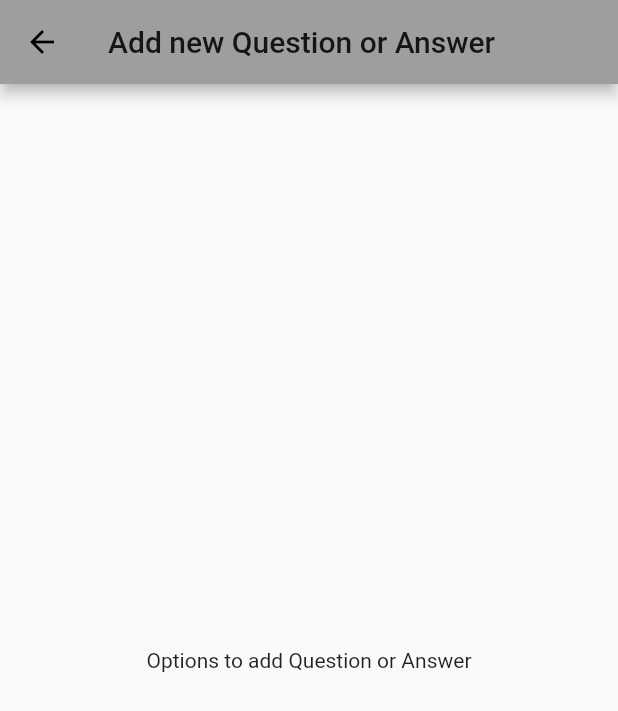
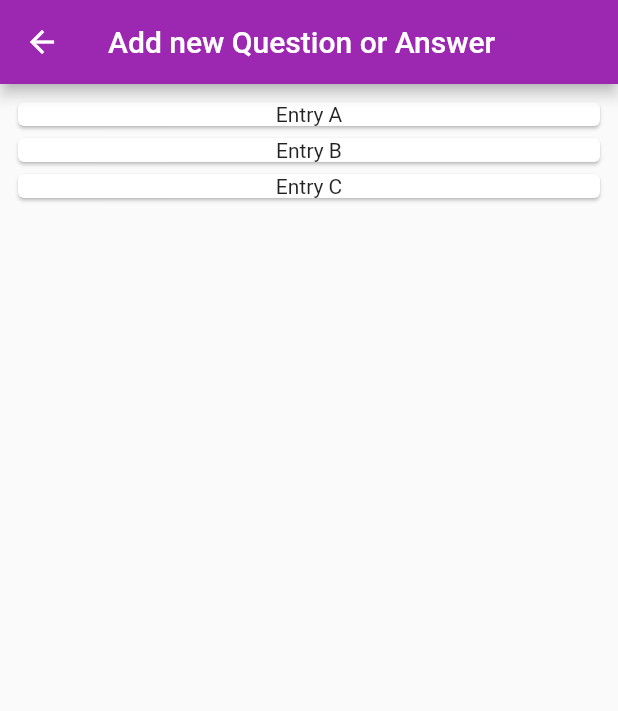
Before and after one commit to emilydeutsch/Qanda, a Flutter app: the screen it shows after launch, after a tap on the "add" icon, on a phone screen of 412 x 824 dp. Shown: the top 711 px of the screen. Run offline on Flutter 3.47's test engine with Material 2 defaults, Android fonts, the phone set to English and light mode, and no system bars.

Commit message:
Added Answer widgets

```diff
--- a/lib/main.dart
+++ b/lib/main.dart
@@ -7,8 +7,7 @@ class MyApp extends StatelessWidget {
   Widget build(BuildContext context) {
     return MaterialApp(
         title: "My app name",
-        theme: ThemeData(primaryColor: Colors.grey,
-        ),
+        theme: ThemeData(primaryColor: Colors.purple,),
         home: createQAPage()
     );
   }
@@ -22,6 +21,7 @@ class createQAPage extends StatefulWidget {
 
 // ignore: camel_case_types
 class _createQAPageState extends State<createQAPage> {
+  final List<String> _answers = <String>['answer1','answer2','answer3','answer4','answer5'];
   @override
   Widget build(BuildContext context) {
     return Scaffold(
@@ -39,7 +39,7 @@ class _createQAPageState extends State<createQAPage> {
     return Container(
         width: double.infinity,
         child: Column(
-          children:<Widget>[
+          children: <Widget>[
             SizedBox(
               width: double.infinity,
               child: Card(
@@ -50,24 +50,43 @@ class _createQAPageState extends State<createQAPage> {
                     child:Text("What is your favourite colour and why?", style: TextStyle(fontSize: 26.0)), //TODO: parse question
                   )
               )
+            ),
+            Expanded(
+            child: ListView.builder(
+                padding: const EdgeInsets.all(8),
+                itemCount: _answers.length,
+                itemBuilder: (BuildContext context, int index) {
+                  return Card(
+                    child: Center(child: Text(_answers[index], style: TextStyle(fontSize: 14.0))),
+                  );
+                }
+            ),
             )
           ],
-
         ),
-
     );
   }
+
   void _createNewQA(){
     Navigator.of(context).push(
       MaterialPageRoute<void>(
         builder: (BuildContext context) {
-
+          final List<String> entries = <String>['A', 'B', 'C'];
           return Scaffold(
             appBar: AppBar(
               title: Text('Add new Question or Answer'),
             ),
             body: Center(
-              child: Text("Options to add Question or Answer"),
+              //child: Text("Options to add Question or Answer"),
+              child: ListView.builder(
+                  padding: const EdgeInsets.all(8),
+                  itemCount: entries.length,
+                  itemBuilder: (BuildContext context, int index) {
+                    return Card(
+                      child: Center(child: Text('Entry ${entries[index]}')),
+                    );
+                  }
+              ),
             ),
           );
         },
```
Lines whose indentation alone changed are shown as unchanged.
